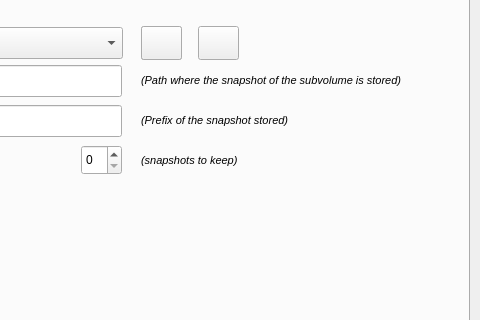
Above: buttermanager/buttermanager/ui/MainWindow.ui from egara/buttermanager before the change; both pictures show x 320 to 800 and y 121 to 441 of the 800 by 800 pixel window. Below: the same form after it.
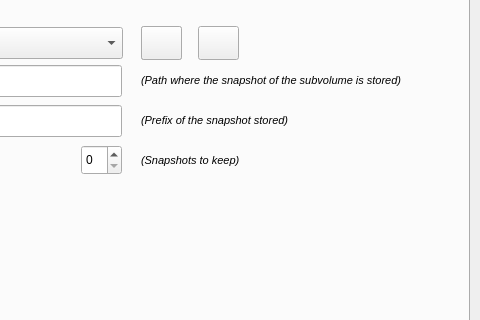
That is the form after the change. The open tabs and pages were chosen to show the change.

Commit message: Fixing some problems with fonts

The edit to the form file:
```diff
--- a/buttermanager/buttermanager/ui/MainWindow.ui
+++ b/buttermanager/buttermanager/ui/MainWindow.ui
@@ -869,7 +869,7 @@
            </font>
           </property>
           <property name="text">
-           <string>(snapshots to keep)</string>
+           <string>(Snapshots to keep)</string>
           </property>
          </widget>
          <widget class="QSpinBox" name="spinbox_edit_snapshots_to_keep">
```
The commit also changes 1 other file.
